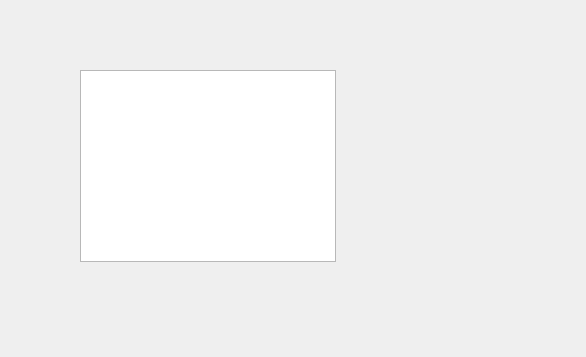
The window that data_analysis_page.ui (YuanQiPKU/Reservoir) describes before a commit, drawn with Qt 5.
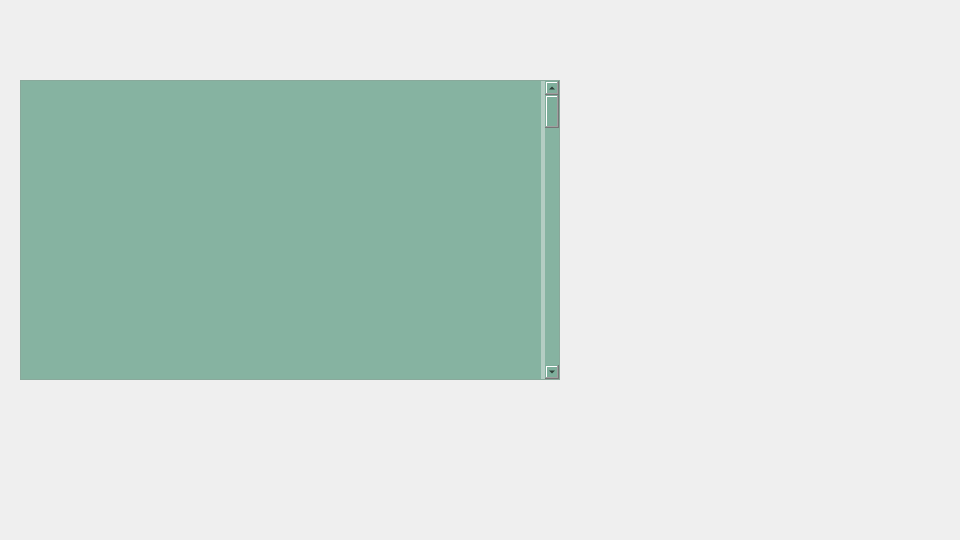
The same window after the commit.

```diff
--- a/data_analysis_page.ui
+++ b/data_analysis_page.ui
@@ -6,22 +6,85 @@
    <rect>
     <x>0</x>
     <y>0</y>
-    <width>586</width>
-    <height>357</height>
+    <width>960</width>
+    <height>540</height>
    </rect>
   </property>
+  <property name="minimumSize">
+   <size>
+    <width>960</width>
+    <height>540</height>
+   </size>
+  </property>
+  <property name="maximumSize">
+   <size>
+    <width>960</width>
+    <height>540</height>
+   </size>
+  </property>
   <property name="windowTitle">
    <string>Form</string>
   </property>
-  <widget class="QListWidget" name="listWidget">
+  <widget class="QScrollArea" name="scrollArea">
    <property name="geometry">
     <rect>
-     <x>80</x>
-     <y>70</y>
-     <width>256</width>
-     <height>192</height>
+     <x>20</x>
+     <y>80</y>
+     <width>540</width>
+     <height>300</height>
     </rect>
    </property>
+   <property name="minimumSize">
+    <size>
+     <width>540</width>
+     <height>300</height>
+    </size>
+   </property>
+   <property name="maximumSize">
+    <size>
+     <width>540</width>
+     <height>300</height>
+    </size>
+   </property>
+   <property name="styleSheet">
+    <string notr="true">background-color: rgba(119, 170, 149, 125);</string>
+   </property>
+   <property name="widgetResizable">
+    <bool>true</bool>
+   </property>
+   <widget class="QWidget" name="scrollAreaWidgetContents">
+    <property name="geometry">
+     <rect>
+      <x>0</x>
+      <y>0</y>
+      <width>520</width>
+      <height>2400</height>
+     </rect>
+    </property>
+    <property name="minimumSize">
+     <size>
+      <width>520</width>
+      <height>2400</height>
+     </size>
+    </property>
+    <property name="maximumSize">
+     <size>
+      <width>520</width>
+      <height>2400</height>
+     </size>
+    </property>
+    <widget class="QWidget" name="verticalLayoutWidget">
+     <property name="geometry">
+      <rect>
+       <x>0</x>
+       <y>0</y>
+       <width>522</width>
+       <height>371</height>
+      </rect>
+     </property>
+     <layout class="QVBoxLayout" name="verticalLayout"/>
+    </widget>
+   </widget>
   </widget>
  </widget>
  <resources/>
```
